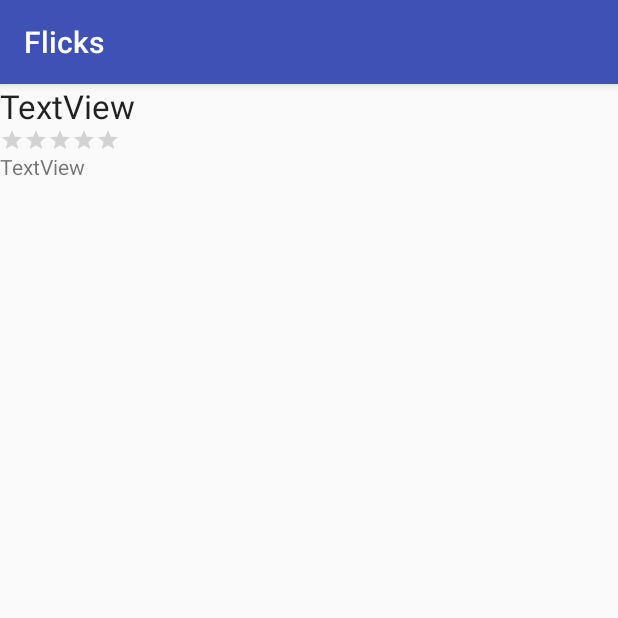
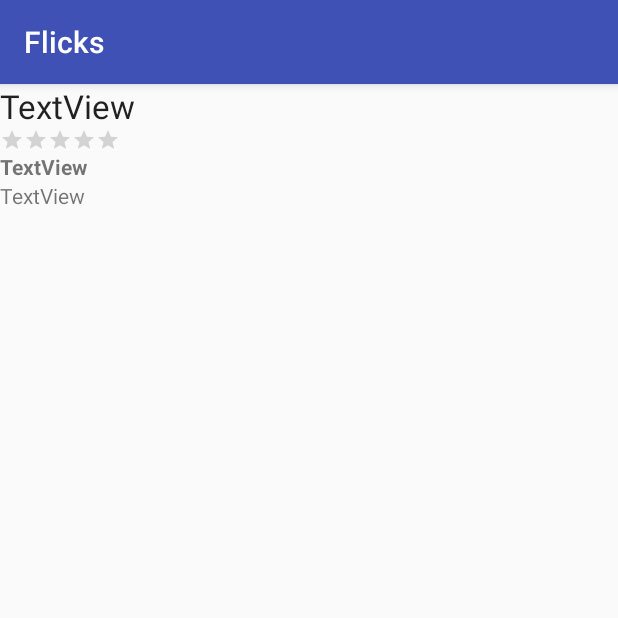
Before and after one commit to rubendicker/Flicks_App, an Android app: the MovieDetailsActivity screen opened directly, with no data from a screen before it, on a phone screen of 412 x 824 dp, the top half of it. Run offline under Robolectric (Android 15) with nearby library versions, the phone set to English and light mode, and no system bars; libraries missing offline, so code that uses them is left out: org.parceler; 6 statements that could not run were skipped.

Commit message:
Added popularity value as a percentage to the additional information activity that appears when a movie is clicked on

```diff
--- a/app/src/main/java/com/example/rdicker/flicks/MovieDetailsActivity.java
+++ b/app/src/main/java/com/example/rdicker/flicks/MovieDetailsActivity.java
@@ -19,6 +19,7 @@ public class MovieDetailsActivity extends AppCompatActivity {
     TextView tvTitle;
     TextView tvOverview;
     RatingBar rbVoteAverage;
+    TextView tvPopularity;
 
     @Override
     protected void onCreate(Bundle savedInstanceState) {
@@ -29,6 +30,8 @@ public class MovieDetailsActivity extends AppCompatActivity {
         tvTitle = (TextView) findViewById(R.id.tvTitle);
         tvOverview = (TextView) findViewById(R.id.tvOverview);
         rbVoteAverage = (RatingBar) findViewById(R.id.rbVoteAverage);
+        tvPopularity = (TextView) findViewById(R.id.tvPopularity);
+
 
         // unwraps the movie passed through the intent using its simple name as a key
         movie = (Movie) Parcels.unwrap(getIntent().getParcelableExtra(Movie.class.getSimpleName()));
@@ -37,6 +40,7 @@ public class MovieDetailsActivity extends AppCompatActivity {
         // sets the text of the TextView to the movie's title and overview
         tvTitle.setText(movie.getTitle());
         tvOverview.setText(movie.getOverview());
+        tvPopularity.setText("Popularity = " + movie.getPopularity() + "%");
 
         // calculates vote average (0-5) by dividing current average in form 0-10 by 2
         float voteAverage = movie.getVoteAverage().floatValue();
--- a/app/src/main/java/com/example/rdicker/flicks/models/Movie.java
+++ b/app/src/main/java/com/example/rdicker/flicks/models/Movie.java
@@ -17,6 +17,7 @@ public class Movie {
     String posterPath; // only the path, not full url
     String backdropPath;
     Double voteAverage;
+    Double popularity;
 
     // general constructor with no arguments
     public Movie() {}
@@ -28,6 +29,7 @@ public class Movie {
         posterPath = object.getString("poster_path");
         backdropPath = object.getString("backdrop_path");
         voteAverage = object.getDouble("vote_average");
+        popularity = object.getDouble("popularity");
     }
 
     public String getTitle() {
@@ -49,4 +51,8 @@ public class Movie {
     public Double getVoteAverage() {
         return voteAverage;
     }
+
+    public Double getPopularity() {
+        return popularity;
+    }
 }
--- a/app/src/main/res/layout/activity_movie_details.xml
+++ b/app/src/main/res/layout/activity_movie_details.xml
@@ -33,10 +33,17 @@
         android:id="@+id/tvOverview"
         android:layout_width="wrap_content"
         android:layout_height="wrap_content"
-        android:layout_alignParentEnd="true"
+        android:text="TextView"
+        android:layout_below="@+id/tvPopularity"
         android:layout_alignParentLeft="true"
-        android:layout_alignParentRight="true"
-        android:layout_alignParentStart="true"
+        android:layout_alignParentStart="true" />
+
+    <TextView
+        android:id="@+id/tvPopularity"
+        android:layout_width="wrap_content"
+        android:layout_height="wrap_content"
+        android:layout_alignLeft="@+id/tvOverview"
         android:layout_below="@+id/rbVoteAverage"
-        android:text="TextView" />
+        android:text="TextView"
+        android:textStyle="bold" />
 </RelativeLayout>
```
